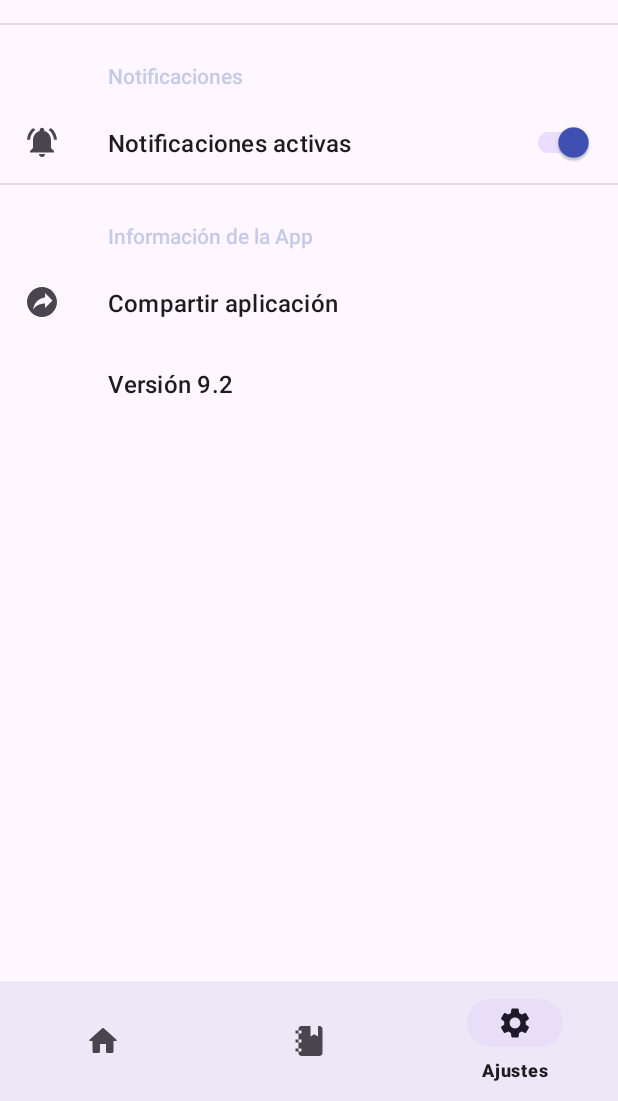
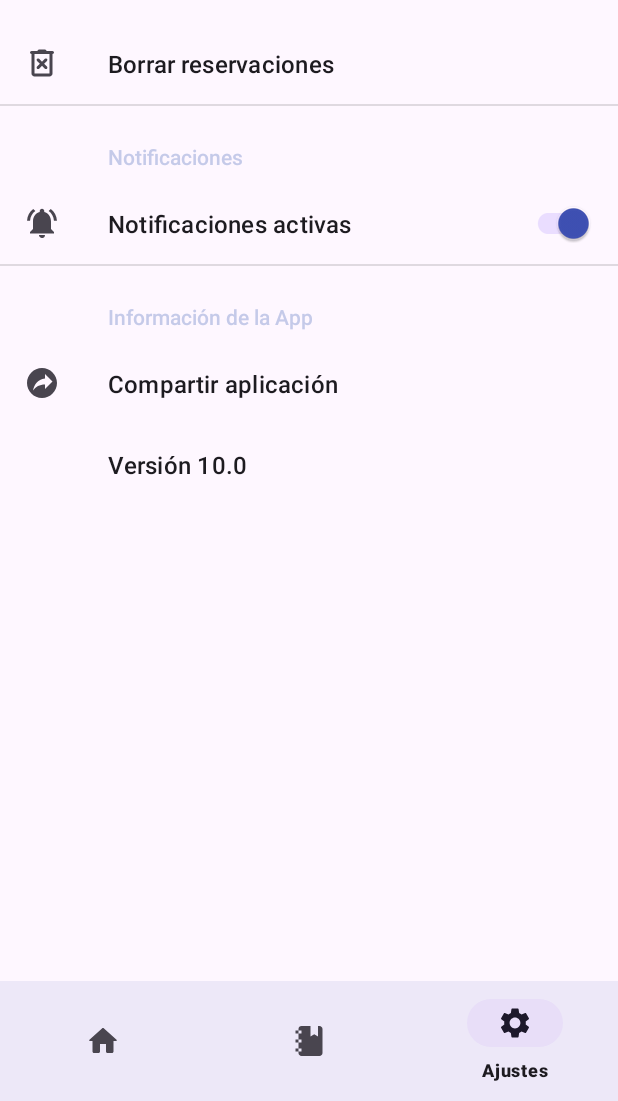
Before and after one commit to HectorSalo/Transport, an Android app: the SettingsFragment screen opened through its navigation route, on a phone screen of 412 x 824 dp, the part 135-1236 px from its top. Run offline under Robolectric (Android 15) with nearby library versions, the light colour scheme and no system bars; our stand-ins replace Firebase (no records; nobody signed in at launch, a user with empty details on screens opened directly), Volley, androidx.preference, navigation-ui; pictures from the network do not load.

Commit message:
Release V10.0

```diff
--- a/app/build.gradle
+++ b/app/build.gradle
@@ -12,8 +12,8 @@ android {
         applicationId "com.skysam.hchirinos.transport"
         minSdk 28
         targetSdk 35
-        versionCode 15
-        versionName "9.2"
+        versionCode 16
+        versionName "10.0"
 
         testInstrumentationRunner "androidx.test.runner.AndroidJUnitRunner"
     }
--- a/app/src/main/java/com/skysam/hchirinos/transport/ui/settings/SettingsViewModel.kt
+++ b/app/src/main/java/com/skysam/hchirinos/transport/ui/settings/SettingsViewModel.kt
@@ -5,6 +5,7 @@ import androidx.lifecycle.ViewModel
 import androidx.lifecycle.asLiveData
 import com.skysam.hchirinos.transport.common.Notifications
 import com.skysam.hchirinos.transport.common.Preferences
+import com.skysam.hchirinos.transport.repositories.Bookings
 
 class SettingsViewModel : ViewModel() {
 
@@ -20,4 +21,8 @@ class SettingsViewModel : ViewModel() {
     suspend fun changeAssemblyStatus(status: Boolean) {
         Preferences.changeAssemblyStatus(status)
     }
+
+    fun deleteAll() {
+        Bookings.deleteAll()
+    }
 }
--- /dev/null
+++ b/app/src/main/res/drawable/ic_delete_forever_24.xml
@@ -0,0 +1,5 @@
+<vector xmlns:android="http://schemas.android.com/apk/res/android" android:height="24dp" android:tint="?android:textColorTertiary" android:viewportHeight="960" android:viewportWidth="960" android:width="24dp">
+
+    <path android:fillColor="@android:color/white" android:pathData="M280,840Q247,840 223.5,816.5Q200,793 200,760L200,240L200,240Q183,240 171.5,228.5Q160,217 160,200Q160,183 171.5,171.5Q183,160 200,160L360,160L360,160Q360,143 371.5,131.5Q383,120 400,120L560,120Q577,120 588.5,131.5Q600,143 600,160L600,160L760,160Q777,160 788.5,171.5Q800,183 800,200Q800,217 788.5,228.5Q777,240 760,240L760,240L760,760Q760,793 736.5,816.5Q713,840 680,840L280,840ZM680,240L280,240L280,760Q280,760 280,760Q280,760 280,760L680,760Q680,760 680,760Q680,760 680,760L680,240ZM280,240L280,240L280,760Q280,760 280,760Q280,760 280,760L280,760Q280,760 280,760Q280,760 280,760L280,240ZM480,556L556,632Q567,643 584,643Q601,643 612,632Q623,621 623,604Q623,587 612,576L536,500L612,424Q623,413 623,396Q623,379 612,368Q601,357 584,357Q567,357 556,368L480,444L404,368Q393,357 376,357Q359,357 348,368Q337,379 337,396Q337,413 348,424L424,500L348,576Q337,587 337,604Q337,621 348,632Q359,643 376,643Q393,643 404,632L480,556Z"/>
+
+</vector>
--- a/app/src/main/res/values/strings.xml
+++ b/app/src/main/res/values/strings.xml
@@ -83,6 +83,8 @@
     <string name="version_name">Versión %1$s</string>
     <string name="title_sign_out">Cerrar sesión</string>
     <string name="message_sign_out">¿Desea cerrar la sesión actual?</string>
+    <string name="title_delete_all">Borrar reservaciones</string>
+    <string name="message_delete_all">¿Desea eliminar todas las reservaciones?</string>
     <string name="title_profile">Personal</string>
     <string name="text_share_app">Compartir aplicación</string>
 
--- a/app/src/main/res/xml/root_preferences.xml
+++ b/app/src/main/res/xml/root_preferences.xml
@@ -7,6 +7,10 @@
             app:key="signOut"
             app:title="@string/title_sign_out"
             app:icon="@drawable/ic_logout_24"/>
+        <PreferenceScreen
+            app:key="deleteAll"
+            app:title="@string/title_delete_all"
+            app:icon="@drawable/ic_delete_forever_24"/>
     </PreferenceCategory>
 
     <PreferenceCategory app:title="@string/notification_header"
```
Also changed, not shown: app/src/main/java/com/skysam/hchirinos/transport/repositories/Bookings.kt (+12 -0 lines), app/src/main/java/com/skysam/hchirinos/transport/ui/settings/SettingsFragment.kt (+19 -0 lines), 1 other file.
